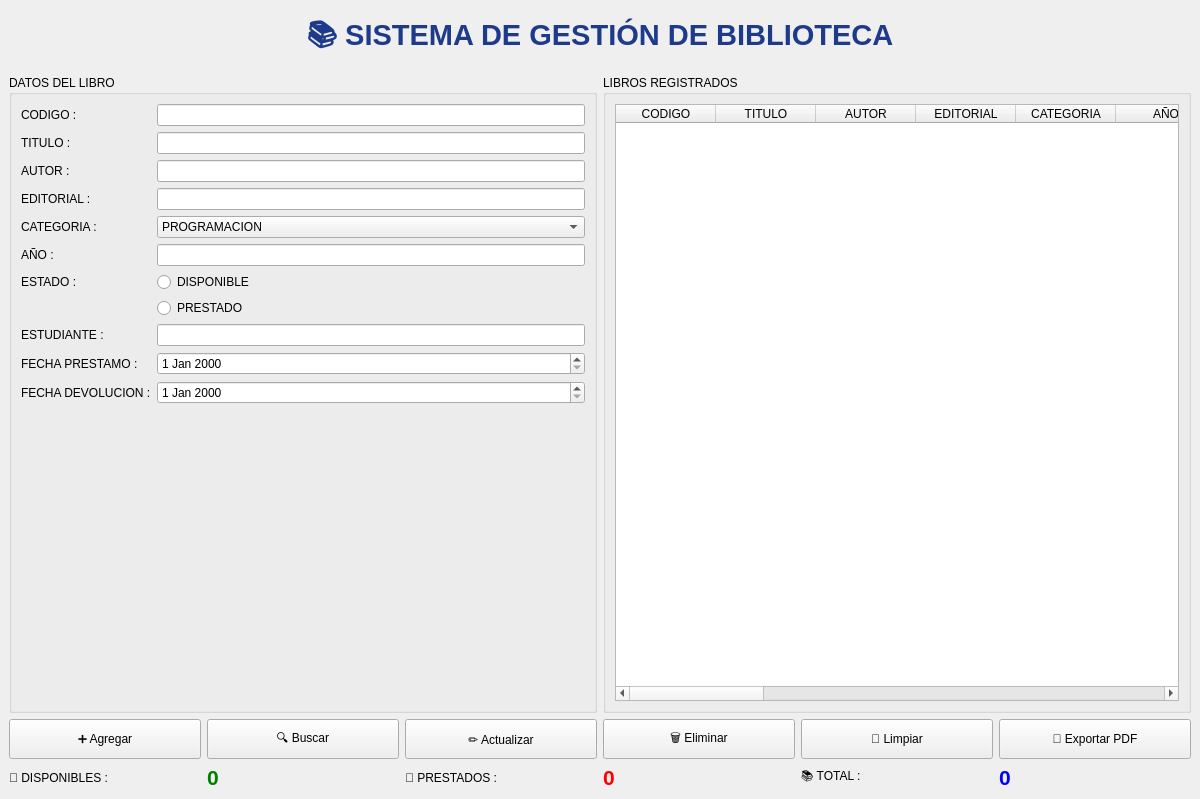
Old version of the form BIBLIOTECA/mainwindow.ui in the repository matdelese/Proyecto-Programacion-Vasquez-Franco-Almeida.
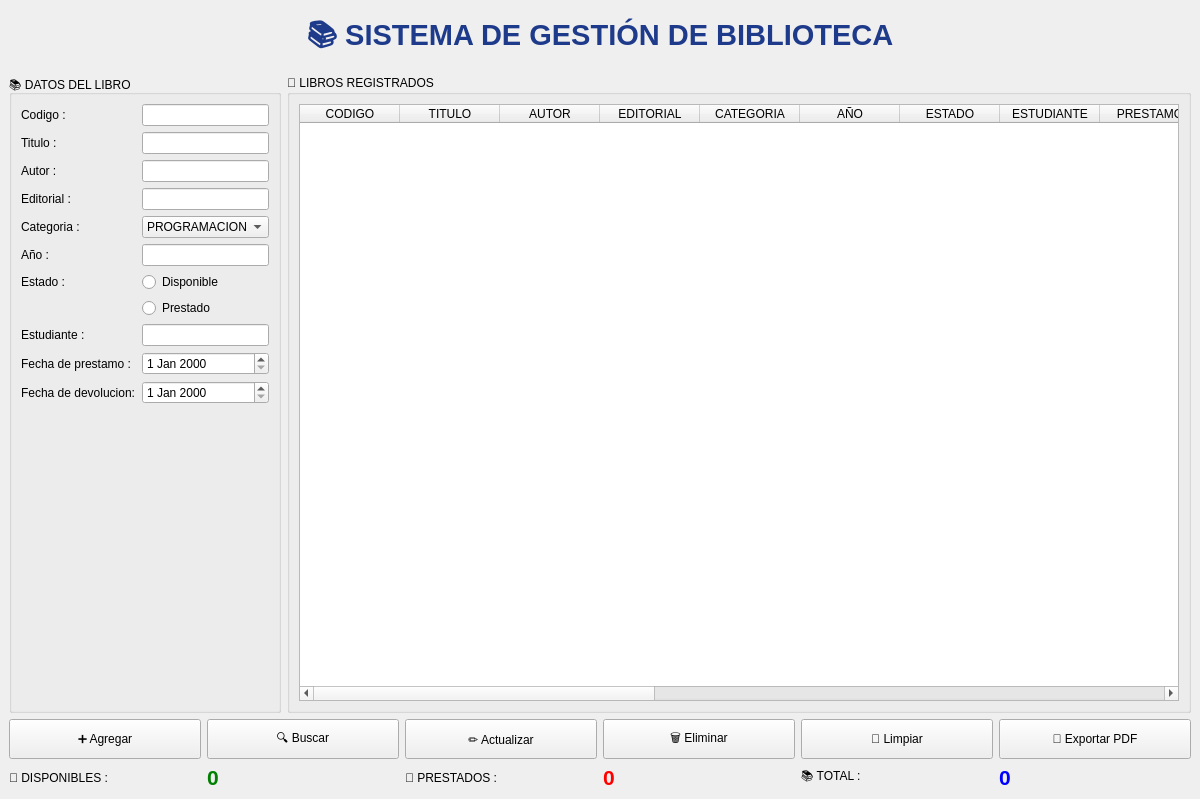
New version of the form.

Commit message: cambio de interfaz

What changed in the file:
```diff
--- a/BIBLIOTECA/mainwindow.ui
+++ b/BIBLIOTECA/mainwindow.ui
@@ -55,24 +55,23 @@
        <layout class="QHBoxLayout" name="horizontalLayout_7">
         <item>
          <widget class="QGroupBox" name="groupBox">
+          <property name="maximumSize">
+           <size>
+            <width>272</width>
+            <height>16777215</height>
+           </size>
+          </property>
           <property name="title">
-           <string>DATOS DEL LIBRO</string>
+           <string>📚 DATOS DEL LIBRO</string>
           </property>
           <layout class="QFormLayout" name="formLayout">
-           <item row="0" column="0">
-            <widget class="QLabel" name="label_2">
-             <property name="text">
-              <string>CODIGO :</string>
-             </property>
-            </widget>
-           </item>
            <item row="0" column="1">
             <widget class="QLineEdit" name="txtCodigo"/>
            </item>
            <item row="1" column="0">
             <widget class="QLabel" name="label_3">
              <property name="text">
-              <string>TITULO :</string>
+              <string>Titulo :</string>
              </property>
             </widget>
            </item>
@@ -82,7 +81,7 @@
            <item row="2" column="0">
             <widget class="QLabel" name="label_11">
              <property name="text">
-              <string>AUTOR :</string>
+              <string>Autor :</string>
              </property>
             </widget>
            </item>
@@ -92,7 +91,7 @@
            <item row="3" column="0">
             <widget class="QLabel" name="label_10">
              <property name="text">
-              <string>EDITORIAL :</string>
+              <string>Editorial :</string>
              </property>
             </widget>
            </item>
@@ -102,7 +101,7 @@
            <item row="4" column="0">
             <widget class="QLabel" name="label_9">
              <property name="text">
-              <string>CATEGORIA :</string>
+              <string>Categoria :</string>
              </property>
             </widget>
            </item>
@@ -153,7 +152,7 @@
            <item row="5" column="0">
             <widget class="QLabel" name="label_8">
              <property name="text">
-              <string>AÑO :</string>
+              <string>Año :</string>
              </property>
             </widget>
            </item>
@@ -163,28 +162,28 @@
            <item row="6" column="0">
             <widget class="QLabel" name="label_7">
              <property name="text">
-              <string>ESTADO :</string>
+              <string>Estado :</string>
              </property>
             </widget>
            </item>
            <item row="6" column="1">
             <widget class="QRadioButton" name="rbDisponible">
              <property name="text">
-              <string>DISPONIBLE</string>
+              <string>Disponible</string>
              </property>
             </widget>
            </item>
            <item row="7" column="1">
             <widget class="QRadioButton" name="rbPrestado">
              <property name="text">
-              <string>PRESTADO</string>
+              <string>Prestado</string>
              </property>
             </widget>
            </item>
            <item row="8" column="0">
             <widget class="QLabel" name="label_6">
              <property name="text">
-              <string>ESTUDIANTE :</string>
+              <string>Estudiante :</string>
              </property>
             </widget>
            </item>
@@ -194,7 +193,7 @@
            <item row="9" column="0">
             <widget class="QLabel" name="label_5">
              <property name="text">
-              <string>FECHA PRESTAMO :</string>
+              <string>Fecha de prestamo :</string>
              </property>
             </widget>
            </item>
@@ -204,7 +203,7 @@
            <item row="10" column="0">
             <widget class="QLabel" name="label_4">
              <property name="text">
-              <string>FECHA DEVOLUCION :</string>
+              <string>Fecha de devolucion:</string>
              </property>
             </widget>
            </item>
@@ -214,13 +213,20 @@
            <item row="12" column="0">
             <layout class="QVBoxLayout" name="verticalLayout_4"/>
            </item>
+           <item row="0" column="0">
+            <widget class="QLabel" name="label_2">
+             <property name="text">
+              <string>Codigo :</string>
+             </property>
+            </widget>
+           </item>
           </layout>
          </widget>
         </item>
         <item>
          <widget class="QGroupBox" name="groupBox_2">
           <property name="title">
-           <string>LIBROS REGISTRADOS</string>
+           <string>📖 LIBROS REGISTRADOS</string>
           </property>
           <layout class="QGridLayout" name="gridLayout">
            <item row="0" column="0">
```
The commit also changes 5 other files.
